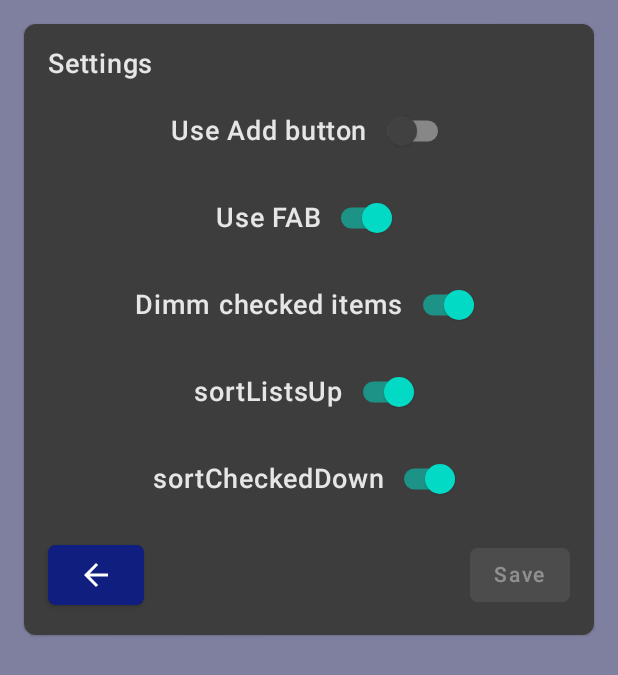
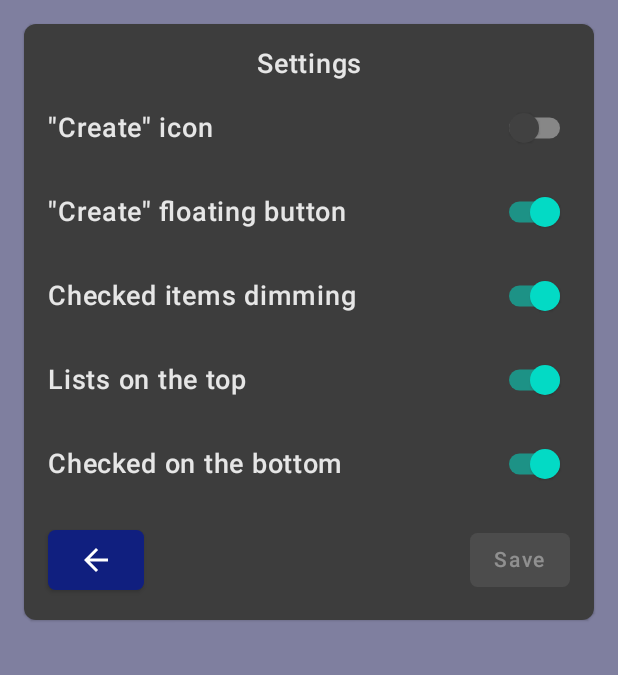
Before and after one commit to igormayachenkov/simple-list, an Android app built with Jetpack Compose: the @Preview function SettingsScreenPreview, on a phone screen of 412 x 824 dp. Shown: the top 675 px of the screen. Run offline under Robolectric (Android 15) with nearby library versions, the phone set to English and light mode, and no system bars.

Commit message:
SettingsScreen improved

```diff
--- a/list/src/main/java/ru/igormayachenkov/list/ui/SettingsScreen.kt
+++ b/list/src/main/java/ru/igormayachenkov/list/ui/SettingsScreen.kt
@@ -15,27 +15,28 @@ import androidx.lifecycle.viewmodel.compose.viewModel
 import ru.igormayachenkov.list.data.Settings
 import ru.igormayachenkov.list.ui.theme.ListTheme
 import androidx.activity.compose.BackHandler
+import androidx.compose.ui.text.style.TextAlign
 
 
 @Composable
 fun SettingsScreen(
-    settingsViewModel: SettingsViewModel = viewModel(factory = SettingsViewModel.Factory),
+    settingsViewModel: SettingsViewModel = viewModel(),
     onHide:()->Unit
 ) {
     val settings:Settings by settingsViewModel.settings.collectAsState()
 
-    var useFab by rememberSaveable{ mutableStateOf<Boolean>(settings.useFab) }
-    var useAdd by rememberSaveable{ mutableStateOf<Boolean>(settings.useAdd) }
-    var useCheckedColor by rememberSaveable{ mutableStateOf<Boolean>(settings.useCheckedColor) }
-    var sortListsUp by rememberSaveable{ mutableStateOf<Boolean>(settings.sortListsUp) }
-    var sortCheckedDown by rememberSaveable{ mutableStateOf<Boolean>(settings.sortCheckedDown) }
+    val useFab          = rememberSaveable{ mutableStateOf<Boolean>(settings.useFab) }
+    val useAdd          = rememberSaveable{ mutableStateOf<Boolean>(settings.useAdd) }
+    val useCheckedColor = rememberSaveable{ mutableStateOf<Boolean>(settings.useCheckedColor) }
+    val sortListsUp     = rememberSaveable{ mutableStateOf<Boolean>(settings.sortListsUp) }
+    val sortCheckedDown = rememberSaveable{ mutableStateOf<Boolean>(settings.sortCheckedDown) }
 
     val newSettings = settings.copy(
-        useFab=useFab,
-        useAdd=useAdd,
-        useCheckedColor=useCheckedColor,
-        sortListsUp = sortListsUp,
-        sortCheckedDown = sortCheckedDown
+        useFab=useFab.value,
+        useAdd=useAdd.value,
+        useCheckedColor=useCheckedColor.value,
+        sortListsUp = sortListsUp.value,
+        sortCheckedDown = sortCheckedDown.value
     )
 
     BackHandler(enabled = true, onBack = onHide)
@@ -56,63 +57,16 @@ fun SettingsScreen(
                     .fillMaxWidth()
                 //.padding(all = 16.dp)
             ) {
-                Text("Settings")
+                Text(text = "Settings",
+                    Modifier.fillMaxWidth(),
+                    textAlign = TextAlign.Center
+                )
 
-                // Add
-                Row(
-                    Modifier
-                        .fillMaxWidth()
-                        .padding(top = 10.dp),
-                    verticalAlignment = Alignment.CenterVertically,
-                    horizontalArrangement = Arrangement.Center) {
-                    Text( text = "Use Add button")
-                    Spacer( modifier = Modifier.width(5.dp))
-                    Switch(checked = useAdd, onCheckedChange = { useAdd = it })
-                }
-                // Fab
-                Row(
-                    Modifier
-                        .fillMaxWidth()
-                        .padding(top = 10.dp),
-                    verticalAlignment = Alignment.CenterVertically,
-                    horizontalArrangement = Arrangement.Center) {
-                    Text( text = "Use FAB")
-                    Spacer( modifier = Modifier.width(5.dp))
-                    Switch(checked = useFab, onCheckedChange = { useFab = it })
-                }
-                // Use checked color
-                Row(
-                    Modifier
-                        .fillMaxWidth()
-                        .padding(top = 10.dp),
-                    verticalAlignment = Alignment.CenterVertically,
-                    horizontalArrangement = Arrangement.Center) {
-                    Text( text = "Dimm checked items")
-                    Spacer( modifier = Modifier.width(5.dp))
-                    Switch(checked = useCheckedColor, onCheckedChange = { useCheckedColor = it })
-                }
-                // sortListsUp
-                Row(
-                    Modifier
-                        .fillMaxWidth()
-                        .padding(top = 10.dp),
-                    verticalAlignment = Alignment.CenterVertically,
-                    horizontalArrangement = Arrangement.Center) {
-                    Text( text = "sortListsUp")
-                    Spacer( modifier = Modifier.width(5.dp))
-                    Switch(checked = sortListsUp, onCheckedChange = { sortListsUp = it })
-                }
-                // sortCheckedDown
-                Row(
-                    Modifier
-                        .fillMaxWidth()
-                        .padding(top = 10.dp),
-                    verticalAlignment = Alignment.CenterVertically,
-                    horizontalArrangement = Arrangement.Center) {
-                    Text( text = "sortCheckedDown")
-                    Spacer( modifier = Modifier.width(5.dp))
-                    Switch(checked = sortCheckedDown, onCheckedChange = { sortCheckedDown = it })
-                }
+                SwitcherRow(text = "\"Create\" icon",           state = useAdd)
+                SwitcherRow(text = "\"Create\" floating button",state = useFab)
+                SwitcherRow(text = "Checked items dimming",     state = useCheckedColor)
+                SwitcherRow(text = "Lists on the top",          state = sortListsUp)
+                SwitcherRow(text = "Checked on the bottom",     state = sortCheckedDown)
 
                 // BUTTONS
                 Row(
@@ -140,10 +94,24 @@ fun SettingsScreen(
     }
 }
 
+@Composable
+private fun SwitcherRow(text:String, state:MutableState<Boolean>){
+    Row(
+        Modifier
+            .fillMaxWidth()
+            .padding(top = 8.dp),
+        verticalAlignment = Alignment.CenterVertically,
+    ) {
+        Text( text = text, Modifier.weight(1f))
+        Switch(checked = state.value, onCheckedChange = {state.value=it})
+    }
+
+}
+
 @Preview(showBackground = false)
 @Composable
 fun SettingsScreenPreview() {
     ListTheme(darkTheme = true) {
-        SettingsScreen(onHide={} )
+        SettingsScreen(settingsViewModel = SettingsViewModel(), onHide={} )
     }
 }
--- a/list/src/main/java/ru/igormayachenkov/list/ui/SettingsViewModel.kt
+++ b/list/src/main/java/ru/igormayachenkov/list/ui/SettingsViewModel.kt
@@ -1,33 +1,14 @@
 package ru.igormayachenkov.list.ui
 
 import androidx.lifecycle.ViewModel
-import androidx.lifecycle.ViewModelProvider
-import androidx.lifecycle.viewmodel.initializer
-import androidx.lifecycle.viewmodel.viewModelFactory
-import ru.igormayachenkov.list.App
-import ru.igormayachenkov.list.SettingsRepository
+import ru.igormayachenkov.list.app
 import ru.igormayachenkov.list.data.Settings
 
-class SettingsViewModel(
-    private val settingsRepository: SettingsRepository,
-) : ViewModel(){
-    val settings = settingsRepository.settings
+class SettingsViewModel() : ViewModel(){
+    private val settingsRepository = app.settingsRepository
+    val settings = app.settingsRepository.settings
 
     fun onSave(newSettings: Settings){
         settingsRepository.setSettings(newSettings)
     }
-
-    //----------------------------------------------------------------------------------------------
-    // FACTORY
-    companion object {
-        val Factory: ViewModelProvider.Factory = viewModelFactory {
-            initializer {
-                val app = this[ViewModelProvider.AndroidViewModelFactory.APPLICATION_KEY] as App
-                SettingsViewModel(
-                    settingsRepository = app.settingsRepository
-                )
-            }
-        }
-    }
-
 }
```
